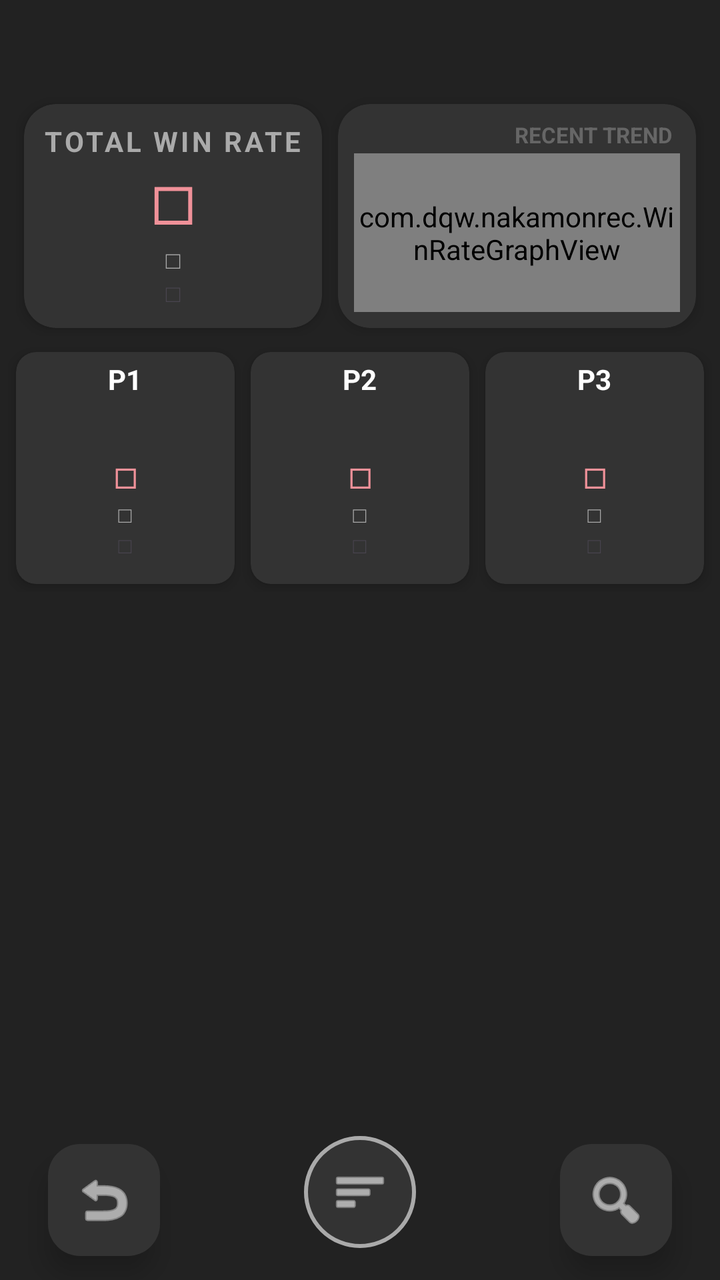
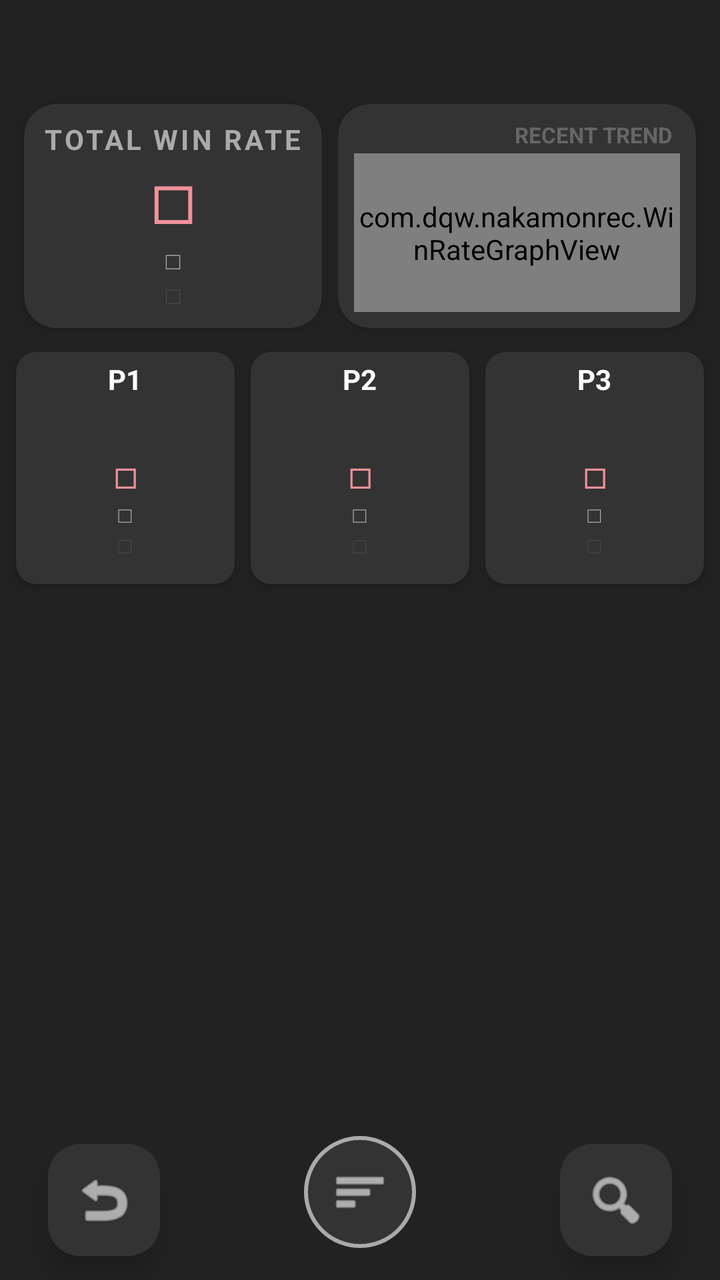

The first picture is an Android layout as it rendered before a commit; the second is the same layout after the commit. The layout source and the unified diff follow.
<!-- AndroidManifest.xml: application theme Theme.NakamonRec -->
<!-- res/layout/activity_history.xml -->
<?xml version="1.0" encoding="utf-8"?>
<androidx.constraintlayout.widget.ConstraintLayout
    xmlns:android="http://schemas.android.com/apk/res/android"
    xmlns:app="http://schemas.android.com/apk/res-auto"
    xmlns:tools="http://schemas.android.com/tools"
    android:layout_width="match_parent"
    android:layout_height="match_parent"
    android:background="#222222">

    
    <LinearLayout
        android:id="@+id/layoutTopHeader"
        android:layout_width="match_parent"
        android:layout_height="@dimen/top_header_height"
        android:layout_marginTop="48dp"
        android:layout_marginHorizontal="8dp"
        android:orientation="horizontal"
        android:baselineAligned="false"
        app:layout_constraintTop_toTopOf="parent">

        
        <com.google.android.material.card.MaterialCardView
            android:id="@+id/cardTotal"
            android:layout_width="0dp"
            android:layout_height="match_parent"
            android:layout_weight="1"
            android:layout_margin="4dp"
            android:clickable="true"
            android:focusable="true"
            android:foreground="?android:attr/selectableItemBackground"
            app:cardCornerRadius="16dp"
            app:cardElevation="4dp"
            app:cardBackgroundColor="#333333"
            app:strokeWidth="0dp"
            app:strokeColor="#AAAAAA">

            <LinearLayout
                android:layout_width="match_parent"
                android:layout_height="match_parent"
                android:orientation="vertical"
                android:padding="8dp"
                android:gravity="center">

                <TextView
                    android:id="@+id/textTotalLabel"
                    android:layout_width="match_parent"
                    android:layout_height="wrap_content"
                    android:text="@string/label_total_win_rate"
                    android:textColor="#AAAAAA"
                    android:textStyle="bold"
                    android:letterSpacing="0.1"
                    android:gravity="center"
                    android:maxLines="1"
                    app:autoSizeTextType="uniform"
                    app:autoSizeMinTextSize="10sp"
                    app:autoSizeMaxTextSize="14sp"
                    app:autoSizeStepGranularity="1sp"
                    tools:textSize="14sp"/>

                <TextView
                    android:id="@+id/valTotalRate"
                    android:layout_width="wrap_content"
                    android:layout_height="wrap_content"
                    android:textColor="#F09199"
                    android:textSize="30sp"
                    android:textStyle="bold"
                    android:text="@string/status_none"/>

                <TextView
                    android:id="@+id/valTotalCount"
                    android:layout_width="wrap_content"
                    android:layout_height="wrap_content"
                    android:textColor="#AAAAAA"
                    android:textSize="12sp"
                    android:text="@string/status_none"/>

                <TextView
                    android:id="@+id/valTotalWinLose"
                    android:layout_width="wrap_content"
                    android:layout_height="wrap_content"
                    android:textSize="12sp"
                    android:text="@string/status_none"/>
            </LinearLayout>
        </com.google.android.material.card.MaterialCardView>

        
        <com.google.android.material.card.MaterialCardView
            android:id="@+id/cardGraph"
            android:layout_width="0dp"
            android:layout_height="match_parent"
            android:layout_weight="1.2"
            android:layout_margin="4dp"
            app:cardCornerRadius="16dp"
            app:cardElevation="4dp"
            app:cardBackgroundColor="#333333"
            app:strokeWidth="0dp"
            app:strokeColor="#AAAAAA">

            <LinearLayout
                android:layout_width="match_parent"
                android:layout_height="match_parent"
                android:orientation="vertical"
                android:padding="8dp">

                <TextView
                    android:layout_width="wrap_content"
                    android:layout_height="wrap_content"
                    android:layout_gravity="end"
                    android:text="@string/label_recent_trend"
                    android:textColor="#666666"
                    android:textSize="11sp"
                    android:textStyle="bold"
                    android:layout_marginEnd="4dp"/>

                <com.dqw.nakamonrec.WinRateGraphView
                    android:id="@+id/winRateGraph"
                    android:layout_width="match_parent"
                    android:layout_height="match_parent"
                    android:layout_marginTop="2dp" />
            </LinearLayout>
        </com.google.android.material.card.MaterialCardView>
    </LinearLayout>

    
    <LinearLayout
        android:id="@+id/layoutParties"
        android:layout_width="match_parent"
        android:layout_height="wrap_content"
        android:orientation="horizontal"
        android:layout_marginHorizontal="4dp"
        android:layout_marginTop="4dp"
        android:baselineAligned="false"
        app:layout_constraintTop_toBottomOf="@id/layoutTopHeader"
        app:layout_constraintLeft_toLeftOf="parent"
        app:layout_constraintRight_toRightOf="parent">

        <com.google.android.material.card.MaterialCardView
            android:id="@+id/cardP1"
            android:layout_width="0dp"
            android:layout_height="wrap_content"
            android:layout_weight="1"
            android:layout_margin="4dp"
            android:clickable="true"
            android:focusable="true"
            android:foreground="?android:attr/selectableItemBackground"
            app:cardCornerRadius="10dp"
            app:cardBackgroundColor="#333333"
            app:cardElevation="4dp"
            app:strokeWidth="0dp"
            app:strokeColor="#AAAAAA">
            <LinearLayout
                android:layout_width="match_parent"
                android:layout_height="wrap_content"
                android:orientation="vertical"
                android:padding="4dp"
                android:gravity="center">
                <TextView android:layout_width="wrap_content" android:layout_height="wrap_content" android:text="@string/label_p1" android:textColor="#FFFFFF" android:textSize="14sp" android:textStyle="bold"/>
                <LinearLayout
                    android:layout_width="match_parent"
                    android:layout_height="wrap_content"
                    android:orientation="horizontal"
                    android:gravity="center"
                    android:layout_marginVertical="4dp">
                    <ImageView android:id="@+id/imgP1M1" android:layout_width="@dimen/party_summary_icon_size" android:layout_height="@dimen/party_summary_icon_size" android:layout_margin="1dp" android:scaleType="centerCrop" android:contentDescription="@string/label_p1" />
                    <ImageView android:id="@+id/imgP1M2" android:layout_width="@dimen/party_summary_icon_size" android:layout_height="@dimen/party_summary_icon_size" android:layout_margin="1dp" android:scaleType="centerCrop" android:contentDescription="@string/label_p1" />
                    <ImageView android:id="@+id/imgP1M3" android:layout_width="@dimen/party_summary_icon_size" android:layout_height="@dimen/party_summary_icon_size" android:layout_margin="1dp" android:scaleType="centerCrop" android:contentDescription="@string/label_p1" />
                    <ImageView android:id="@+id/imgP1M4" android:layout_width="@dimen/party_summary_icon_size" android:layout_height="@dimen/party_summary_icon_size" android:layout_margin="1dp" android:scaleType="centerCrop" android:contentDescription="@string/label_p1" />
                </LinearLayout>
                <TextView android:id="@+id/valP1Rate" android:layout_width="wrap_content" android:layout_height="wrap_content" android:textColor="#F09199" android:textSize="@dimen/party_summary_text_rate" android:textStyle="bold" android:text="@string/status_none"/>
                <TextView android:id="@+id/valP1Usage" android:layout_width="wrap_content" android:layout_height="wrap_content" android:textColor="#AAAAAA" android:textSize="11sp" android:text="@string/status_none"/>
                <TextView android:id="@+id/valP1WinLoseShort" android:layout_width="wrap_content" android:layout_height="wrap_content" android:textSize="11sp" android:text="@string/status_none" android:layout_marginBottom="8dp"/>
            </LinearLayout>
        </com.google.android.material.card.MaterialCardView>

        <com.google.android.material.card.MaterialCardView
            android:id="@+id/cardP2"
            android:layout_width="0dp"
            android:layout_height="wrap_content"
            android:layout_weight="1"
            android:layout_margin="4dp"
            android:clickable="true"
            android:focusable="true"
            android:foreground="?android:attr/selectableItemBackground"
            app:cardCornerRadius="10dp"
            app:cardBackgroundColor="#333333"
            app:cardElevation="4dp"
            app:strokeWidth="0dp"
            app:strokeColor="#AAAAAA">
            <LinearLayout
                android:layout_width="match_parent"
                android:layout_height="wrap_content"
                android:orientation="vertical"
                android:padding="4dp"
                android:gravity="center">
                <TextView android:layout_width="wrap_content" android:layout_height="wrap_content" android:text="@string/label_p2" android:textColor="#FFFFFF" android:textSize="14sp" android:textStyle="bold"/>
                <LinearLayout
                    android:layout_width="match_parent"
                    android:layout_height="wrap_content"
                    android:orientation="horizontal"
                    android:gravity="center"
                    android:layout_marginVertical="4dp">
                    <ImageView android:id="@+id/imgP2M1" android:layout_width="@dimen/party_summary_icon_size" android:layout_height="@dimen/party_summary_icon_size" android:layout_margin="1dp" android:scaleType="centerCrop" android:contentDescription="@string/label_p2" />
                    <ImageView android:id="@+id/imgP2M2" android:layout_width="@dimen/party_summary_icon_size" android:layout_height="@dimen/party_summary_icon_size" android:layout_margin="1dp" android:scaleType="centerCrop" android:contentDescription="@string/label_p2" />
                    <ImageView android:id="@+id/imgP2M3" android:layout_width="@dimen/party_summary_icon_size" android:layout_height="@dimen/party_summary_icon_size" android:layout_margin="1dp" android:scaleType="centerCrop" android:contentDescription="@string/label_p2" />
                    <ImageView android:id="@+id/imgP2M4" android:layout_width="@dimen/party_summary_icon_size" android:layout_height="@dimen/party_summary_icon_size" android:layout_margin="1dp" android:scaleType="centerCrop" android:contentDescription="@string/label_p2" />
                </LinearLayout>
                <TextView android:id="@+id/valP2Rate" android:layout_width="wrap_content" android:layout_height="wrap_content" android:textColor="#F09199" android:textSize="@dimen/party_summary_text_rate" android:textStyle="bold" android:text="@string/status_none"/>
                <TextView android:id="@+id/valP2Usage" android:layout_width="wrap_content" android:layout_height="wrap_content" android:textColor="#AAAAAA" android:textSize="11sp" android:text="@string/status_none"/>
                <TextView android:id="@+id/valP2WinLoseShort" android:layout_width="wrap_content" android:layout_height="wrap_content" android:textSize="11sp" android:text="@string/status_none" android:layout_marginBottom="8dp"/>
            </LinearLayout>
        </com.google.android.material.card.MaterialCardView>

        <com.google.android.material.card.MaterialCardView
            android:id="@+id/cardP3"
            android:layout_width="0dp"
            android:layout_height="wrap_content"
            android:layout_weight="1"
            android:layout_margin="4dp"
            android:clickable="true"
            android:focusable="true"
            android:foreground="?android:attr/selectableItemBackground"
            app:cardCornerRadius="10dp"
            app:cardBackgroundColor="#333333"
            app:cardElevation="4dp"
            app:strokeWidth="0dp"
            app:strokeColor="#AAAAAA">
            <LinearLayout
                android:layout_width="match_parent"
                android:layout_height="wrap_content"
                android:orientation="vertical"
                android:padding="4dp"
                android:gravity="center">
                <TextView android:layout_width="wrap_content" android:layout_height="wrap_content" android:text="@string/label_p3" android:textColor="#FFFFFF" android:textSize="14sp" android:textStyle="bold"/>
                <LinearLayout
                    android:layout_width="match_parent"
                    android:layout_height="wrap_content"
                    android:orientation="horizontal"
                    android:gravity="center"
                    android:layout_marginVertical="4dp">
                    <ImageView android:id="@+id/imgP3M1" android:layout_width="@dimen/party_summary_icon_size" android:layout_height="@dimen/party_summary_icon_size" android:layout_margin="1dp" android:scaleType="centerCrop" android:contentDescription="@string/label_p3" />
                    <ImageView android:id="@+id/imgP3M2" android:layout_width="@dimen/party_summary_icon_size" android:layout_height="@dimen/party_summary_icon_size" android:layout_margin="1dp" android:scaleType="centerCrop" android:contentDescription="@string/label_p3" />
                    <ImageView android:id="@+id/imgP3M3" android:layout_width="@dimen/party_summary_icon_size" android:layout_height="@dimen/party_summary_icon_size" android:layout_margin="1dp" android:scaleType="centerCrop" android:contentDescription="@string/label_p3" />
                    <ImageView android:id="@+id/imgP3M4" android:layout_width="@dimen/party_summary_icon_size" android:layout_height="@dimen/party_summary_icon_size" android:layout_margin="1dp" android:scaleType="centerCrop" android:contentDescription="@string/label_p3" />
                </LinearLayout>
                <TextView android:id="@+id/valP3Rate" android:layout_width="wrap_content" android:layout_height="wrap_content" android:textColor="#F09199" android:textSize="@dimen/party_summary_text_rate" android:textStyle="bold" android:text="@string/status_none"/>
                <TextView android:id="@+id/valP3Usage" android:layout_width="wrap_content" android:layout_height="wrap_content" android:textColor="#AAAAAA" android:textSize="11sp" android:text="@string/status_none"/>
                <TextView android:id="@+id/valP3WinLoseShort" android:layout_width="wrap_content" android:layout_height="wrap_content" android:textSize="11sp" android:text="@string/status_none" android:layout_marginBottom="8dp"/>
            </LinearLayout>
        </com.google.android.material.card.MaterialCardView>
    </LinearLayout>

    
    <LinearLayout
        android:id="@+id/layoutFilterStatus"
        android:layout_width="match_parent"
        android:layout_height="36dp"
        android:layout_marginHorizontal="12dp"
        android:layout_marginTop="0dp"
        android:paddingHorizontal="4dp"
        android:paddingVertical="0dp"
        android:background="@drawable/bg_filter_bar"
        android:orientation="horizontal"
        android:gravity="center_vertical"
        android:visibility="gone"
        app:layout_constraintTop_toBottomOf="@id/layoutParties"
        tools:visibility="visible">

        
        <HorizontalScrollView
            android:layout_width="0dp"
            android:layout_height="match_parent"
            android:layout_weight="1"
            android:scrollbars="none"
            android:fillViewport="true">
            <LinearLayout
                android:id="@+id/chipGroupFilters"
                android:layout_width="wrap_content"
                android:layout_height="match_parent"
                android:orientation="horizontal"
                android:gravity="center_vertical" />
        </HorizontalScrollView>

        <TextView
            android:id="@+id/btnClearFilter"
            android:layout_width="wrap_content"
            android:layout_height="wrap_content"
            android:text="@string/btn_clear_filter"
            android:textColor="#90D7EC"
            android:textSize="11sp"
            android:textStyle="bold"
            android:paddingHorizontal="8dp"
            android:paddingVertical="2dp"
            android:background="?selectableItemBackground"
            android:clickable="true"
            android:focusable="true" />
    </LinearLayout>

    <androidx.recyclerview.widget.RecyclerView
        android:id="@+id/recyclerViewHistory"
        android:layout_width="0dp"
        android:layout_height="0dp"
        android:layout_marginTop="4dp"
        android:layout_marginBottom="80dp"
        app:layout_constraintTop_toBottomOf="@id/layoutFilterStatus"
        app:layout_constraintBottom_toBottomOf="parent"
        app:layout_constraintLeft_toLeftOf="parent"
        app:layout_constraintRight_toRightOf="parent" />

    
    <com.google.android.material.floatingactionbutton.FloatingActionButton
        android:id="@+id/btnBack"
        android:layout_width="wrap_content"
        android:layout_height="wrap_content"
        android:layout_marginStart="24dp"
        android:layout_marginBottom="12dp"
        android:src="@android:drawable/ic_menu_revert"
        app:maxImageSize="32dp"
        app:tint="#FFFFFF"
        app:backgroundTint="#333333"
        app:fabSize="normal"
        app:layout_constraintBottom_toBottomOf="parent"
        app:layout_constraintLeft_toLeftOf="parent"
        app:elevation="8dp"
        android:contentDescription="@string/btn_back" />

    
    <com.google.android.material.button.MaterialButton
        android:id="@+id/btnModeToggle"
        android:layout_width="56dp"
        android:layout_height="56dp"
        android:layout_marginBottom="16dp"
        android:padding="0dp"
        android:insetLeft="0dp"
        android:insetTop="0dp"
        android:insetRight="0dp"
        android:insetBottom="0dp"
        app:iconPadding="0dp"
        app:iconGravity="textStart"
        app:backgroundTint="#333333"
        app:cornerRadius="28dp"
        app:strokeWidth="2dp"
        app:strokeColor="#AAAAAA"
        app:icon="@android:drawable/ic_menu_sort_by_size"
        app:iconSize="28dp"
        app:iconTint="#FFFFFF"
        app:layout_constraintBottom_toBottomOf="parent"
        app:layout_constraintLeft_toLeftOf="parent"
        app:layout_constraintRight_toRightOf="parent"
        android:elevation="8dp" />

    <com.google.android.material.floatingactionbutton.FloatingActionButton
        android:id="@+id/btnAnalyze"
        android:layout_width="wrap_content"
        android:layout_height="wrap_content"
        android:layout_marginEnd="24dp"
        android:layout_marginBottom="12dp"
        android:src="@android:drawable/ic_menu_search"
        app:maxImageSize="32dp"
        app:tint="#FFFFFF"
        app:backgroundTint="#333333"
        app:fabSize="normal"
        app:layout_constraintBottom_toBottomOf="parent"
        app:layout_constraintRight_toRightOf="parent"
        app:elevation="8dp"
        android:contentDescription="@string/btn_analyze" />

</androidx.constraintlayout.widget.ConstraintLayout>
<!-- resources referenced by this layout -->
<resources>
  <dimen name="party_summary_icon_size">18dp</dimen>
  <dimen name="party_summary_text_rate">16sp</dimen>
  <dimen name="top_header_height">120dp</dimen>
  <!-- drawable bg_filter_bar (drawable) -->
  <?xml version="1.0" encoding="utf-8"?>
  <shape xmlns:android="http://schemas.android.com/apk/res/android">
      <solid android:color="#444444" />
      <corners android:radius="12dp" />
      <stroke android:width="1dp" android:color="#666666" />
  </shape>
  <string name="btn_analyze">分析</string>
  <string name="btn_back">戻る</string>
  <string name="btn_clear_filter">CLEAR</string>
  <string name="label_p1">P1</string>
  <string name="label_p2">P2</string>
  <string name="label_p3">P3</string>
  <string name="label_recent_trend">RECENT TREND</string>
  <string name="label_total_win_rate">TOTAL WIN RATE</string>
  <string name="status_none">□</string>
  <style name="Theme.NakamonRec" parent="Base.Theme.NakamonRec" />
  <style name="Base.Theme.NakamonRec" parent="Theme.Material3.DayNight.NoActionBar">
          
          
      </style>
</resources>

<!-- the commit's change to res/layout/activity_history.xml (unified diff, before → after) -->
@@ -57,28 +57,50 @@
                     app:autoSizeStepGranularity="1sp"
                     tools:textSize="14sp"/>
 
+                
                 <TextView
                     android:id="@+id/valTotalRate"
-                    android:layout_width="wrap_content"
-                    android:layout_height="wrap_content"
+                    android:layout_width="match_parent"
+                    android:layout_height="0dp"
+                    android:layout_weight="3"
+                    android:gravity="center"
+                    android:maxLines="1"
                     android:textColor="#F09199"
-                    android:textSize="30sp"
                     android:textStyle="bold"
+                    app:autoSizeTextType="uniform"
+                    app:autoSizeMinTextSize="14sp"
+                    app:autoSizeMaxTextSize="30sp"
+                    app:autoSizeStepGranularity="1sp"
+                    tools:textSize="30sp"
                     android:text="@string/status_none"/>
 
                 <TextView
                     android:id="@+id/valTotalCount"
-                    android:layout_width="wrap_content"
-                    android:layout_height="wrap_content"
+                    android:layout_width="match_parent"
+                    android:layout_height="0dp"
+                    android:layout_weight="1.2"
+                    android:gravity="center"
+                    android:maxLines="1"
                     android:textColor="#AAAAAA"
-                    android:textSize="12sp"
+                    app:autoSizeTextType="uniform"
+                    app:autoSizeMinTextSize="8sp"
+                    app:autoSizeMaxTextSize="12sp"
+                    app:autoSizeStepGranularity="1sp"
+                    tools:textSize="12sp"
                     android:text="@string/status_none"/>
 
                 <TextView
                     android:id="@+id/valTotalWinLose"
-                    android:layout_width="wrap_content"
-                    android:layout_height="wrap_content"
-                    android:textSize="12sp"
+                    android:layout_width="match_parent"
+                    android:layout_height="0dp"
+                    android:layout_weight="1.2"
+                    android:gravity="center"
+                    android:maxLines="1"
+                    app:autoSizeTextType="uniform"
+                    app:autoSizeMinTextSize="8sp"
+                    app:autoSizeMaxTextSize="12sp"
+                    app:autoSizeStepGranularity="1sp"
+                    tools:textSize="12sp"
                     android:text="@string/status_none"/>
             </LinearLayout>
         </com.google.android.material.card.MaterialCardView>
